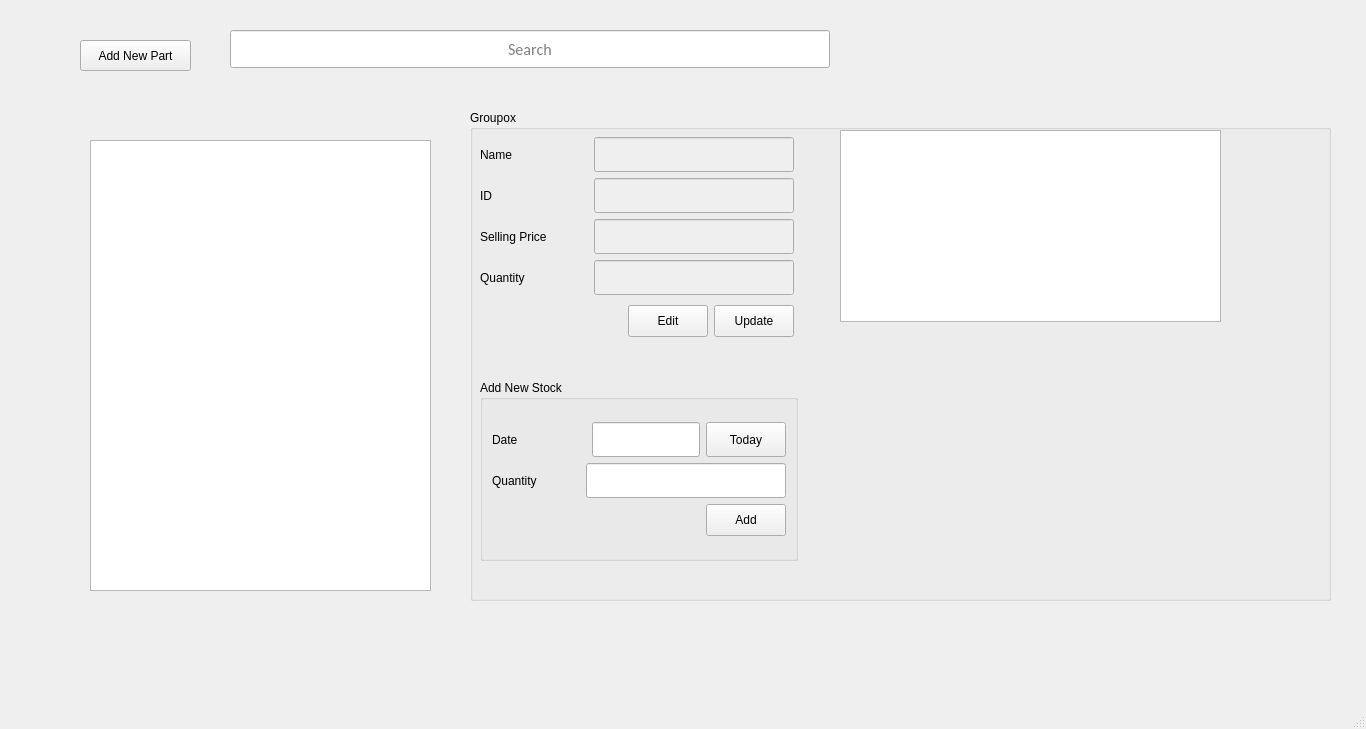
RajivSah/Project, file partstore.ui: the form before one commit.
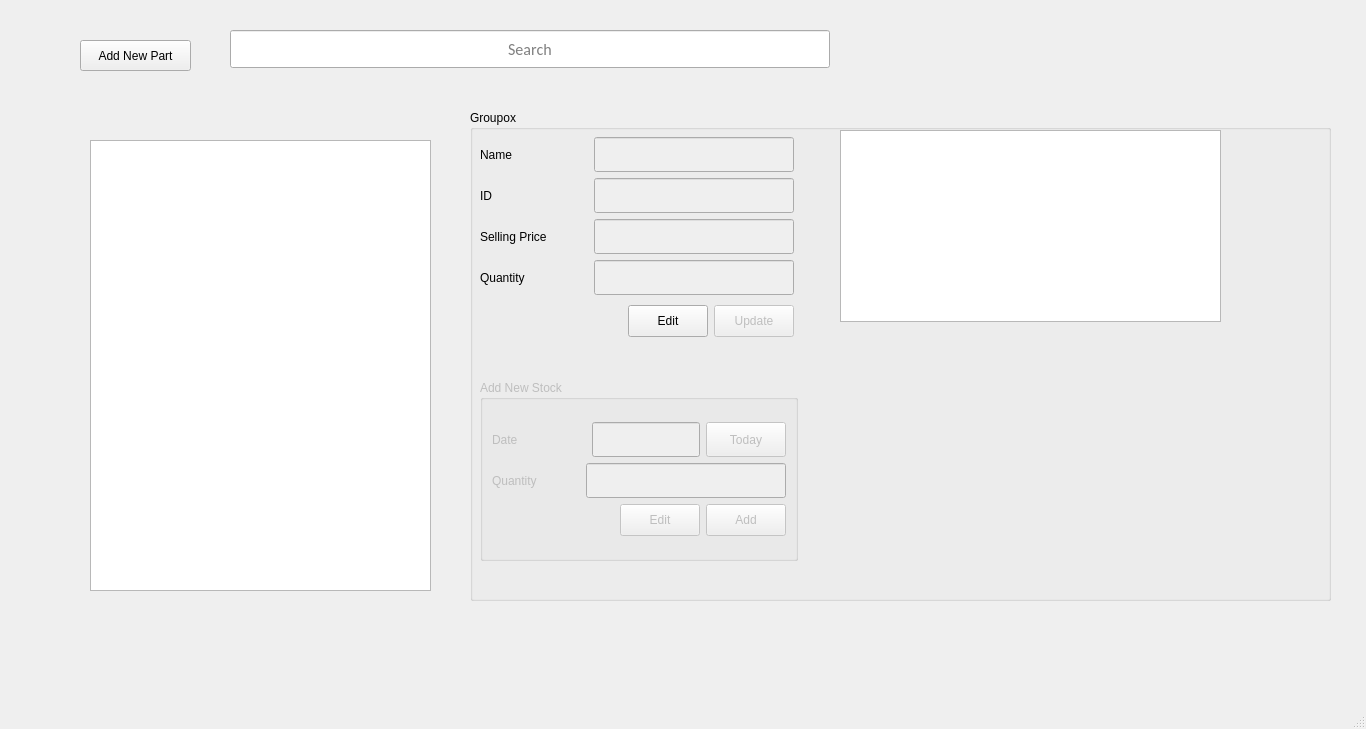
The form after the commit.

Commit message: part store search edit add update done

Diff of the .ui file:
```diff
--- a/partstore.ui
+++ b/partstore.ui
@@ -37,6 +37,9 @@
      </property>
     </widget>
     <widget class="QGroupBox" name="groupBox">
+     <property name="enabled">
+      <bool>false</bool>
+     </property>
      <property name="geometry">
       <rect>
        <x>10</x>
@@ -154,7 +157,23 @@
            </spacer>
           </item>
           <item>
-           <widget class="QPushButton" name="pushButton_3">
+           <widget class="QPushButton" name="pushButton_newEdit">
+            <property name="minimumSize">
+             <size>
+              <width>0</width>
+              <height>32</height>
+             </size>
+            </property>
+            <property name="text">
+             <string>Edit</string>
+            </property>
+           </widget>
+          </item>
+          <item>
+           <widget class="QPushButton" name="pushButton_add">
+            <property name="enabled">
+             <bool>false</bool>
+            </property>
             <property name="minimumSize">
              <size>
               <width>0</width>
@@ -364,6 +383,9 @@
         </item>
         <item>
          <widget class="QPushButton" name="pushButton_Update">
+          <property name="enabled">
+           <bool>false</bool>
+          </property>
           <property name="minimumSize">
            <size>
             <width>0</width>
```
Left out of the diff: 14 changed lines with no effect on the pictures. The commit also changes 2 other files.
